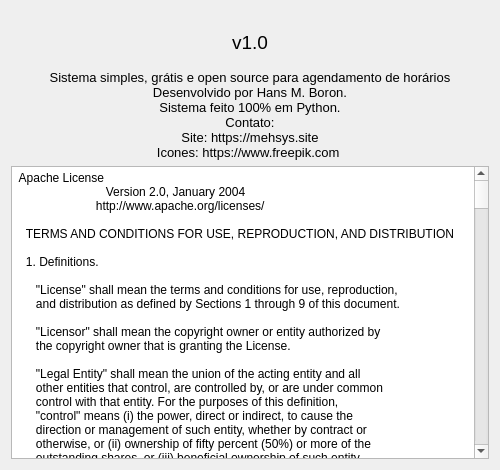
This is view/sobreUi.ui in hansmboron/MehsysPy as Qt 5 draws it before an edit. The edited form follows.
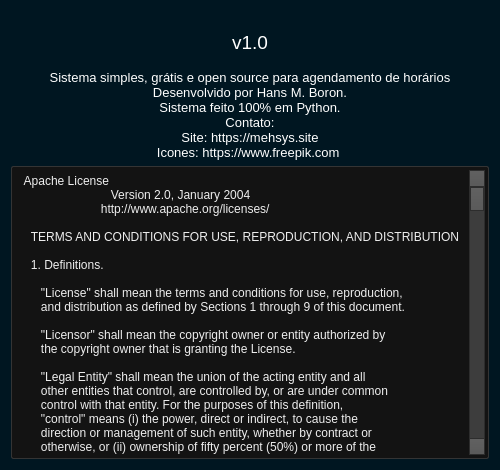
This is the edited form. Icons and pictures are not drawn.

Patch:
```diff
--- a/view/sobreUi.ui
+++ b/view/sobreUi.ui
@@ -23,6 +23,491 @@
    <iconset resource="../res.qrc">
     <normaloff>:/logo/img/logo_gra.png</normaloff>:/logo/img/logo_gra.png</iconset>
   </property>
+  <property name="styleSheet">
+   <string notr="true">QWidget
+{
+	background-color: rgb(0, 22, 33);
+	color: #fff;
+	selection-background-color: rgb(0, 50, 200);
+	selection-color: #000;
+}
+
+/*-----QLabel-----*/
+QLabel
+{
+	background-color: transparent;
+	color: #fff;
+}
+
+
+/*-----QPushButton-----*/
+QPushButton
+{
+	background-color: qlineargradient(spread:repeat, x1:1, y1:0, x2:1, y2:1, stop:0 rgba(84, 84, 84, 255),stop:1 rgba(59, 59, 59, 255));
+	color: #ffffff;
+	min-width: 80px;
+	border-style: solid;
+	border-width: 1px;
+	border-radius: 3px;
+	border-color: #051a39;
+	padding: 5px;
+
+}
+
+
+QPushButton::flat
+{
+	background-color: transparent;
+	border: none;
+	color: #fff;
+
+}
+
+
+QPushButton::disabled
+{
+	background-color: #404040;
+	color: #656565;
+	border-color: #051a39;
+
+}
+
+
+QPushButton::hover
+{
+	/*background-color: rgba(183, 134, 32, 20%);*/
+	background-color: rgba(230, 80, 255, 30%);
+	/*border: 1px solid #b78620;*/
+	border: 1px solid #850085;
+
+}
+
+
+QPushButton::pressed
+{
+	background-color: qlineargradient(spread:repeat, x1:1, y1:0, x2:1, y2:1, stop:0 rgba(74, 74, 74, 255),stop:1 rgba(49, 49, 49, 255));
+	border: 1px solid #850085;
+
+}
+
+
+QPushButton::checked
+{
+	background-color: qlineargradient(spread:repeat, x1:1, y1:0, x2:1, y2:1, stop:0 rgba(74, 74, 74, 255),stop:1 rgba(49, 49, 49, 255));
+	border: 1px solid #222;
+
+}
+
+
+/*-----QLineEdit-----*/
+QLineEdit
+{
+	background-color: #131313;
+	color : #eee;
+	border: 1px solid #343434;
+	border-radius: 2px;
+	padding: 3px;
+	padding-left: 5px;
+
+}
+
+
+/*-----QPlainTExtEdit-----*/
+QPlainTextEdit
+{
+	background-color: #131313;
+	color : #eee;
+	border: 1px solid #343434;
+	border-radius: 2px;
+	padding: 3px;
+	padding-left: 5px;
+
+}
+
+
+
+/*-----QSpinBox &amp; QDateTimeEdit-----*/
+QSpinBox,
+QDateTimeEdit 
+{
+    background-color: #131313;
+	color : #eee;
+	border: 1px solid #343434;
+	padding: 3px;
+	padding-left: 5px;
+    border-radius : 2px;
+
+}
+
+
+QSpinBox::up-button, 
+QDateTimeEdit::up-button
+{
+	border-top-right-radius:2px;
+	background-color: #777777;
+    width: 16px; 
+    border-width: 1px;
+
+}
+
+
+QSpinBox::up-button:hover, 
+QDateTimeEdit::up-button:hover
+{
+	background-color: #585858;
+
+}
+
+
+QSpinBox::up-button:pressed, 
+QDateTimeEdit::up-button:pressed
+{
+	background-color: #252525;
+    width: 16px; 
+    border-width: 1px;
+
+}
+
+
+QSpinBox::up-arrow,
+QDateTimeEdit::up-arrow
+{
+    width: 7px;
+    height: 7px;
+
+}
+
+
+QSpinBox::down-button, 
+QDateTimeEdit::down-button
+{
+	border-bottom-right-radius:2px;
+	background-color: #777777;
+    width: 16px; 
+    border-width: 1px;
+
+}
+
+
+QSpinBox::down-button:hover, 
+QDateTimeEdit::down-button:hover
+{
+	background-color: #585858;
+
+}
+
+
+QSpinBox::down-button:pressed, 
+QDateTimeEdit::down-button:pressed
+{
+	background-color: #252525;
+    width: 16px; 
+    border-width: 1px;
+
+}
+
+
+QSpinBox::down-arrow,
+QDateTimeEdit::down-arrow
+{
+
+    width: 7px;
+    height: 7px;
+
+}
+
+
+/*-----QGroupBox-----*/
+QGroupBox 
+{
+    border: 1px solid;
+    border-color: #666666;
+	border-radius: 5px;
+    margin-top: 20px;
+
+}
+
+
+QGroupBox::title  
+{
+    background-color: transparent;
+    color: #eee;
+    subcontrol-origin: margin;
+    padding: 5px;
+	border-top-left-radius: 3px;
+	border-top-right-radius: 3px;
+
+}
+
+
+/*-----QHeaderView-----*/
+QHeaderView::section
+{
+    background-color: qlineargradient(spread:repeat, x1:1, y1:0, x2:1, y2:1, stop:0 rgba(60, 60, 60, 255),stop:1 rgba(50, 50, 50, 255));
+	border: 1px solid #000;
+    color: #fff;
+    text-align: left;
+	padding: 4px;
+	
+}
+
+
+QHeaderView::section:disabled
+{
+    background-color: #525251;
+    color: #656565;
+
+}
+
+
+QHeaderView::section:checked
+{
+    background-color: qlineargradient(spread:repeat, x1:1, y1:0, x2:1, y2:1, stop:0 rgba(60, 60, 60, 255),stop:1 rgba(50, 50, 50, 255));
+    color: #fff;
+
+}
+
+
+QHeaderView::section::vertical::first,
+QHeaderView::section::vertical::only-one
+{
+    border-top: 1px solid #353635;
+
+}
+
+
+QHeaderView::section::vertical
+{
+    border-top: 1px solid #353635;
+
+}
+
+
+QHeaderView::section::horizontal::first,
+QHeaderView::section::horizontal::only-one
+{
+    border-left: 1px solid #353635;
+
+}
+
+
+QHeaderView::section::horizontal
+{
+    border-left: 1px solid #353635;
+
+}
+
+
+QTableCornerButton::section
+{
+    background-color: qlineargradient(spread:repeat, x1:1, y1:0, x2:1, y2:1, stop:0 rgba(60, 60, 60, 255),stop:1 rgba(50, 50, 50, 255));
+	border: 1px solid #000;
+    color: #fff;
+
+}
+
+
+/*-----QListView-----*/
+QListView 
+{
+	background-color: qlineargradient(spread:repeat, x1:1, y1:0, x2:1, y2:1, stop:0 rgba(83, 83, 83, 255),stop:0.293269 rgba(81, 81, 81, 255),stop:0.634615 rgba(79, 79, 79, 255),stop:1 rgba(83, 83, 83, 255));
+    border : none;
+    color: white;
+    show-decoration-selected: 1; 
+    outline: 0;
+	border: 1px solid gray;
+
+}
+
+
+QListView::disabled 
+{
+	background-color: #656565;
+	color: #1b1b1b;
+    border: 1px solid #656565;
+
+}
+
+
+QListView::item 
+{
+	background-color: #2d2d2d;
+    padding: 1px;
+
+}
+
+
+QListView::item:alternate 
+{
+    background-color: rgb(0, 22, 33);
+
+}
+
+
+QListView::item:selected 
+{
+	background-color: #850085;
+	border: 1px solid #850085;
+	color: #fff;
+
+}
+
+
+QListView::item:selected:!active 
+{
+	background-color: #850085;
+	border: 1px solid #850085;
+	color: #fff;
+
+}
+
+
+QListView::item:selected:active 
+{
+	background-color: #850085;
+	border: 1px solid #850085;
+	color: #fff;
+
+}
+
+
+QListView::item:hover {
+    background-color: #262626;
+    border: none;
+    color: white;
+
+}
+
+
+/*-----QScrollBar-----*/
+QScrollBar:horizontal
+{
+    border: 1px solid #222222;
+    background-color: #3d3d3d;
+    height: 15px;
+    margin: 0px 16px 0 16px;
+
+}
+
+
+QScrollBar::handle:horizontal
+{
+	background-color: qlineargradient(spread:repeat, x1:1, y1:0, x2:1, y2:1, stop:0 rgba(97, 97, 97, 255),stop:1 rgba(90, 90, 90, 255));
+	border: 1px solid #2d2d2d;
+    min-height: 20px;
+
+}
+
+
+QScrollBar::add-line:horizontal
+{
+	background-color: qlineargradient(spread:repeat, x1:1, y1:0, x2:1, y2:1, stop:0 rgba(97, 97, 97, 255),stop:1 rgba(90, 90, 90, 255));
+	border: 1px solid #2d2d2d;
+    width: 15px;
+    subcontrol-position: right;
+    subcontrol-origin: margin;
+
+}
+
+
+QScrollBar::sub-line:horizontal
+{
+	background-color: qlineargradient(spread:repeat, x1:1, y1:0, x2:1, y2:1, stop:0 rgba(97, 97, 97, 255),stop:1 rgba(90, 90, 90, 255));
+	border: 1px solid #2d2d2d;
+    width: 15px;
+    subcontrol-position: left;
+    subcontrol-origin: margin;
+
+}
+
+
+QScrollBar::right-arrow:horizontal
+{
+    width: 6px;
+    height: 6px;
+
+}
+
+
+QScrollBar::left-arrow:horizontal
+{
+    width: 6px;
+    height: 6px;
+
+}
+
+
+QScrollBar::add-page:horizontal, QScrollBar::sub-page:horizontal
+{
+    background: none;
+
+}
+
+
+QScrollBar:vertical
+{
+    background-color: #3d3d3d;
+    width: 16px;
+	border: 1px solid #2d2d2d;
+    margin: 16px 0px 16px 0px;
+
+}
+
+
+QScrollBar::handle:vertical
+{
+    background-color: qlineargradient(spread:repeat, x1:1, y1:0, x2:1, y2:1, stop:0 rgba(97, 97, 97, 255),stop:1 rgba(90, 90, 90, 255));
+	border: 1px solid #2d2d2d;
+    min-height: 20px;
+
+}
+
+
+QScrollBar::add-line:vertical
+{
+	background-color: qlineargradient(spread:repeat, x1:1, y1:0, x2:1, y2:1, stop:0 rgba(97, 97, 97, 255),stop:1 rgba(90, 90, 90, 255));
+	border: 1px solid #2d2d2d;
+    height: 15px;
+    subcontrol-position: bottom;
+    subcontrol-origin: margin;
+
+}
+
+
+QScrollBar::sub-line:vertical
+{
+	background-color: qlineargradient(spread:repeat, x1:1, y1:0, x2:1, y2:1, stop:0 rgba(97, 97, 97, 255),stop:1 rgba(90, 90, 90, 255));
+	border: 1px solid #2d2d2d;
+    height: 15px;
+    subcontrol-position: top;
+    subcontrol-origin: margin;
+
+}
+
+
+QScrollBar::up-arrow:vertical
+{
+    width: 6px;
+    height: 6px;
+
+}
+
+
+QScrollBar::down-arrow:vertical
+{
+    width: 6px;
+    height: 6px;
+
+}
+
+
+QScrollBar::add-page:vertical, QScrollBar::sub-page:vertical
+{
+    background: none;
+
+}
+</string>
+  </property>
   <layout class="QVBoxLayout" name="verticalLayout">
    <item>
     <widget class="QLabel" name="logo">
```
